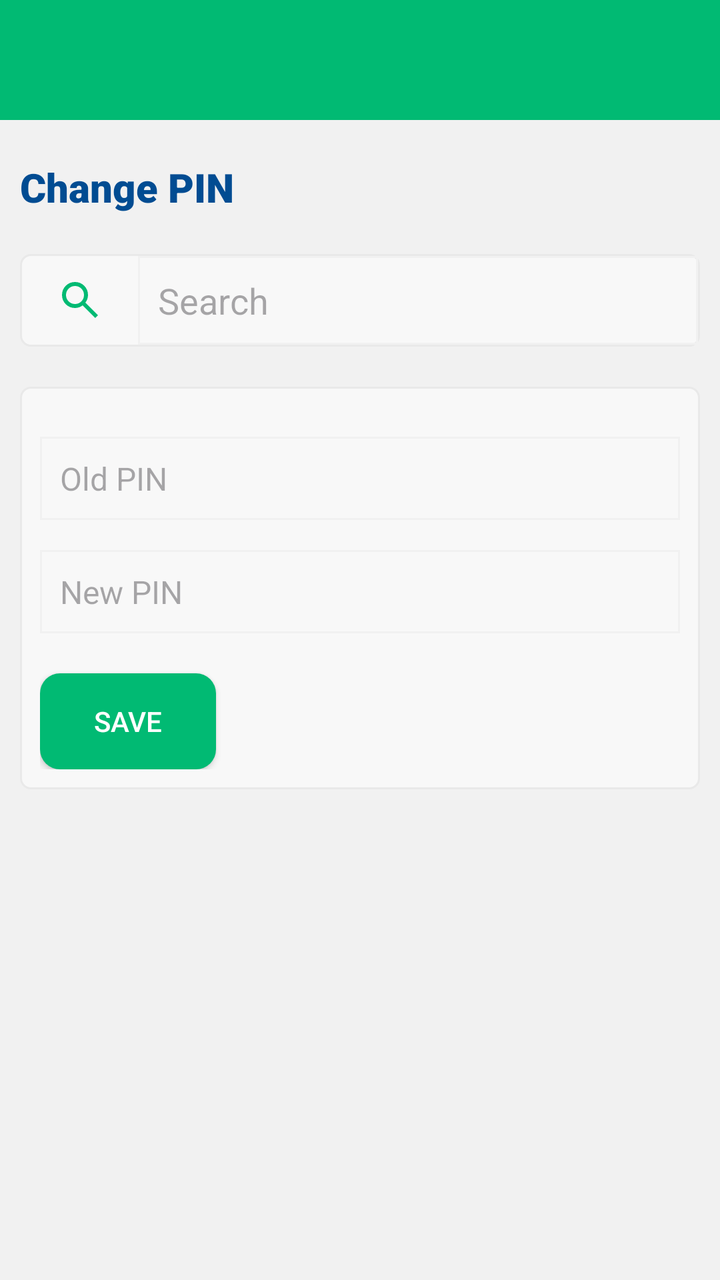
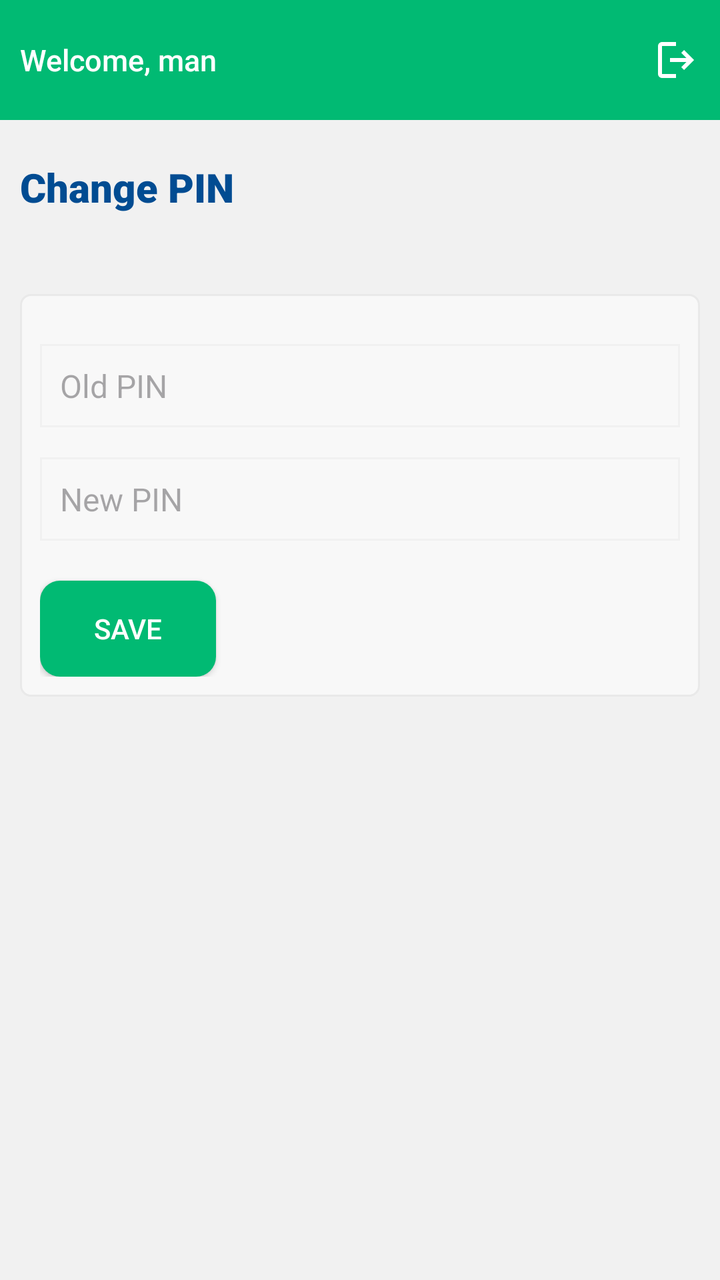

Compare the two renders of this Android layout. The source of the first and the diff that turns it into the second are given below.
<!-- AndroidManifest.xml: application theme Theme.InspectorAppUpdate -->
<!-- res/layout/fragment_change_pin.xml -->
<?xml version="1.0" encoding="utf-8"?>
<RelativeLayout xmlns:android="http://schemas.android.com/apk/res/android"
    xmlns:tools="http://schemas.android.com/tools"
    android:layout_width="match_parent"
    android:layout_height="match_parent"
    tools:context=".ui.fragment.student.ChangePinFragment"
    android:background="@color/main_background_color">

    
    <RelativeLayout
        android:id="@+id/rl_header_title"
        android:layout_width="match_parent"
        android:layout_height="60dp"
        android:background="@color/main_green_color"
        android:layout_alignParentTop="true"
        android:padding="@dimen/ten">

        <LinearLayout
            android:id="@+id/ll_from_transaction"
            android:layout_width="wrap_content"
            android:layout_height="wrap_content"
            android:orientation="horizontal"
            android:layout_centerVertical="true"
            android:gravity="center_vertical">

            <TextView
                android:id="@+id/tv_change_pin_header"
                android:layout_width="wrap_content"
                android:layout_height="wrap_content"
                android:textColor="@color/white"
                android:fontFamily="sans-serif-medium"
                android:textSize="@dimen/fifteen"
                android:gravity="center_vertical"/>
        </LinearLayout>
    </RelativeLayout>
    <RelativeLayout
        android:layout_width="match_parent"
        android:layout_height="wrap_content"
        android:layout_below="@id/rl_header_title"
        android:padding="10dp"
        android:layout_marginTop="10dp">

        <TextView
            android:id="@+id/tv_main_title"
            android:layout_width="wrap_content"
            android:layout_height="wrap_content"
            android:text="Change PIN"
            android:fontFamily="sans-serif-black"
            android:textSize="20sp"
            android:textColor="#014C92"
            android:layout_marginBottom="20sp"/>

        <RelativeLayout
            android:id="@+id/rl_search_student"
            android:layout_width="match_parent"
            android:layout_height="wrap_content"
            android:layout_below="@id/tv_main_title">

            <LinearLayout
                android:layout_width="match_parent"
                android:layout_height="wrap_content"
                android:orientation="horizontal"
                android:background="@drawable/custom_card"
                android:weightSum="7"
                android:padding="1sp">

                <ImageView
                    android:id="@+id/imv_search"
                    android:layout_width="wrap_content"
                    android:layout_height="wrap_content"
                    android:src="@drawable/outline_search_24"
                    android:layout_gravity="center_vertical"
                    android:layout_weight="1"/>

                <EditText
                    android:id="@+id/et_search_student"
                    android:layout_width="wrap_content"
                    android:layout_height="wrap_content"
                    android:hint="@string/search"
                    android:layout_weight="6"
                    android:background="@drawable/search_edittext_style"/>

            </LinearLayout>


        </RelativeLayout>

        <RelativeLayout
            android:id="@+id/rl_student_details"
            android:layout_width="match_parent"
            android:layout_height="wrap_content"
            android:layout_marginTop="4sp"
            android:layout_below="@id/rl_search_student"
            android:padding="10dp"
            android:background="@color/main_background_color"
            android:visibility="gone">

            <TextView
                android:id="@+id/tv_student_name"
                android:layout_width="wrap_content"
                android:layout_height="wrap_content"
                android:layout_alignParentTop="true"
                android:textSize="30sp"
                android:fontFamily="sans-serif-black"/>

            <TextView
                android:id="@+id/tv_student_reg_number"
                android:layout_width="wrap_content"
                android:layout_height="wrap_content"
                android:layout_below="@id/tv_student_name"
                android:layout_marginTop="5sp" />

        </RelativeLayout>


        <RelativeLayout
            android:layout_width="match_parent"
            android:layout_height="wrap_content"
            android:padding="10sp"
            android:layout_below="@+id/rl_student_details"
            android:background="@drawable/custom_card"
            android:layout_marginTop="20sp">

            <EditText
                android:id="@+id/tv_old_pin"
                android:layout_width="match_parent"
                android:layout_height="wrap_content"
                android:hint="@string/old_pin"
                android:layout_alignParentTop="true"
                android:textColor="#717171"
                android:textSize="16sp"
                android:layout_marginTop="15sp"
                android:background="@drawable/search_edittext_style"/>

            <EditText
                android:id="@+id/tv_new_pin"
                android:layout_width="match_parent"
                android:layout_height="wrap_content"
                android:hint="@string/new_pin"
                android:layout_below="@+id/tv_old_pin"
                android:textColor="#717171"
                android:textSize="16sp"
                android:layout_marginTop="15sp"
                android:background="@drawable/search_edittext_style"/>

            <androidx.appcompat.widget.AppCompatButton
                android:layout_width="wrap_content"
                android:layout_height="wrap_content"
                android:text="@string/save"
                android:layout_below="@id/tv_new_pin"
                android:textColor="@color/white"
                android:layout_marginTop="20sp"
                android:background="@drawable/search_transaction_button_background"/>

        </RelativeLayout>

    </RelativeLayout>

</RelativeLayout>
<!-- resources referenced by this layout -->
<resources>
  <color name="main_background_color">#f1f1f1</color>
  <color name="main_green_color">#01ba73</color>
  <color name="white">#FFFFFFFF</color>
  <dimen name="fifteen">15sp</dimen>
  <dimen name="ten">10dp</dimen>
  <!-- drawable custom_card (drawable) -->
  <?xml version="1.0" encoding="utf-8"?>
  <shape xmlns:android="http://schemas.android.com/apk/res/android">
      <stroke
          android:color="#E9E9E9"
          android:width="1sp"/>
      <solid
          android:color="#F8F8F8"/>
      <corners
          android:radius="5sp"/>
  </shape>
  <!-- drawable outline_search_24 (drawable) -->
  <vector xmlns:android="http://schemas.android.com/apk/res/android" android:height="24dp" android:tint="#01BA73" android:viewportHeight="960" android:viewportWidth="960" android:width="24dp">
        
      <path android:fillColor="@android:color/white" android:pathData="M784,840L532,588Q502,612 463,626Q424,640 380,640Q271,640 195.5,564.5Q120,489 120,380Q120,271 195.5,195.5Q271,120 380,120Q489,120 564.5,195.5Q640,271 640,380Q640,424 626,463Q612,502 588,532L840,784L784,840ZM380,560Q455,560 507.5,507.5Q560,455 560,380Q560,305 507.5,252.5Q455,200 380,200Q305,200 252.5,252.5Q200,305 200,380Q200,455 252.5,507.5Q305,560 380,560Z"/>
      
  </vector>
  <!-- drawable search_edittext_style (drawable) -->
  <?xml version="1.0" encoding="utf-8"?>
  <shape xmlns:android="http://schemas.android.com/apk/res/android">
      <stroke
          android:color="@color/main_background_color"
          android:width="1sp" />
      <padding
          android:bottom="10sp"
          android:left="10sp"
          android:right="10sp"
          android:top="10sp"/>
  </shape>
  <!-- drawable search_transaction_button_background (drawable) -->
  <?xml version="1.0" encoding="utf-8"?>
  <shape xmlns:android="http://schemas.android.com/apk/res/android">
      <corners
          android:radius="@dimen/ten"/>
      <solid
          android:color="@color/main_green_color"/>
  </shape>
  <string name="new_pin">New PIN</string>
  <string name="old_pin">Old PIN</string>
  <string name="save">Save</string>
  <string name="search">Search</string>
  <style name="Theme.InspectorAppUpdate" parent="android:Theme.Material.Light.NoActionBar" />
</resources>

<!-- the commit's change to res/layout/fragment_change_pin.xml (unified diff, before → after) -->
@@ -3,7 +3,7 @@
     xmlns:tools="http://schemas.android.com/tools"
     android:layout_width="match_parent"
     android:layout_height="match_parent"
-    tools:context=".ui.fragment.student.ChangePinFragment"
+    tools:context=".ui.fragment.pin.ChangePinFragment"
     android:background="@color/main_background_color">
 
     
@@ -21,17 +21,27 @@
             android:layout_height="wrap_content"
             android:orientation="horizontal"
             android:layout_centerVertical="true"
-            android:gravity="center_vertical">
+            android:gravity="center_vertical"
+            android:layout_alignParentStart="true">
 
             <TextView
-                android:id="@+id/tv_change_pin_header"
+                android:id="@+id/tv_search_student_header"
                 android:layout_width="wrap_content"
                 android:layout_height="wrap_content"
                 android:textColor="@color/white"
                 android:fontFamily="sans-serif-medium"
                 android:textSize="@dimen/fifteen"
+                android:text="Welcome, man"
                 android:gravity="center_vertical"/>
         </LinearLayout>
+
+        <ImageView
+            android:id="@+id/img_logout"
+            android:layout_width="wrap_content"
+            android:layout_height="wrap_content"
+            android:src="@drawable/outline_logout_24"
+            android:layout_alignParentEnd="true"
+            android:layout_centerVertical="true"/>
     </RelativeLayout>
     <RelativeLayout
         android:layout_width="match_parent"
@@ -50,47 +60,13 @@
             android:textColor="#014C92"
             android:layout_marginBottom="20sp"/>
 
-        <RelativeLayout
-            android:id="@+id/rl_search_student"
-            android:layout_width="match_parent"
-            android:layout_height="wrap_content"
-            android:layout_below="@id/tv_main_title">
-
-            <LinearLayout
-                android:layout_width="match_parent"
-                android:layout_height="wrap_content"
-                android:orientation="horizontal"
-                android:background="@drawable/custom_card"
-                android:weightSum="7"
-                android:padding="1sp">
-
-                <ImageView
-                    android:id="@+id/imv_search"
-                    android:layout_width="wrap_content"
-                    android:layout_height="wrap_content"
-                    android:src="@drawable/outline_search_24"
-                    android:layout_gravity="center_vertical"
-                    android:layout_weight="1"/>
-
-                <EditText
-                    android:id="@+id/et_search_student"
-                    android:layout_width="wrap_content"
-                    android:layout_height="wrap_content"
-                    android:hint="@string/search"
-                    android:layout_weight="6"
-                    android:background="@drawable/search_edittext_style"/>
-
-            </LinearLayout>
-
-
-        </RelativeLayout>
 
         <RelativeLayout
             android:id="@+id/rl_student_details"
             android:layout_width="match_parent"
             android:layout_height="wrap_content"
             android:layout_marginTop="4sp"
-            android:layout_below="@id/rl_search_student"
+            android:layout_below="@id/tv_main_title"
             android:padding="10dp"
             android:background="@color/main_background_color"
             android:visibility="gone">
@@ -122,7 +98,7 @@
             android:layout_marginTop="20sp">
 
             <EditText
-                android:id="@+id/tv_old_pin"
+                android:id="@+id/et_old_pin"
                 android:layout_width="match_parent"
                 android:layout_height="wrap_content"
                 android:hint="@string/old_pin"
@@ -133,21 +109,22 @@
                 android:background="@drawable/search_edittext_style"/>
 
             <EditText
-                android:id="@+id/tv_new_pin"
+                android:id="@+id/et_new_pin"
                 android:layout_width="match_parent"
                 android:layout_height="wrap_content"
                 android:hint="@string/new_pin"
-                android:layout_below="@+id/tv_old_pin"
+                android:layout_below="@+id/et_old_pin"
                 android:textColor="#717171"
                 android:textSize="16sp"
                 android:layout_marginTop="15sp"
                 android:background="@drawable/search_edittext_style"/>
 
             <androidx.appcompat.widget.AppCompatButton
+                android:id="@+id/btn_save"
                 android:layout_width="wrap_content"
                 android:layout_height="wrap_content"
                 android:text="@string/save"
-                android:layout_below="@id/tv_new_pin"
+                android:layout_below="@id/et_new_pin"
                 android:textColor="@color/white"
                 android:layout_marginTop="20sp"
                 android:background="@drawable/search_transaction_button_background"/>
<!-- resource entries referenced after the edit -->
@@ -16,10 +16,10 @@
       <corners
           android:radius="5sp"/>
   </shape>
-  <!-- drawable outline_search_24 (drawable) -->
-  <vector xmlns:android="http://schemas.android.com/apk/res/android" android:height="24dp" android:tint="#01BA73" android:viewportHeight="960" android:viewportWidth="960" android:width="24dp">
+  <!-- drawable outline_logout_24 (drawable) -->
+  <vector xmlns:android="http://schemas.android.com/apk/res/android" android:autoMirrored="true" android:height="24dp" android:tint="#FFFFFF" android:viewportHeight="960" android:viewportWidth="960" android:width="24dp">
         
-      <path android:fillColor="@android:color/white" android:pathData="M784,840L532,588Q502,612 463,626Q424,640 380,640Q271,640 195.5,564.5Q120,489 120,380Q120,271 195.5,195.5Q271,120 380,120Q489,120 564.5,195.5Q640,271 640,380Q640,424 626,463Q612,502 588,532L840,784L784,840ZM380,560Q455,560 507.5,507.5Q560,455 560,380Q560,305 507.5,252.5Q455,200 380,200Q305,200 252.5,252.5Q200,305 200,380Q200,455 252.5,507.5Q305,560 380,560Z"/>
+      <path android:fillColor="@android:color/white" android:pathData="M200,840Q167,840 143.5,816.5Q120,793 120,760L120,200Q120,167 143.5,143.5Q167,120 200,120L480,120L480,200L200,200Q200,200 200,200Q200,200 200,200L200,760Q200,760 200,760Q200,760 200,760L480,760L480,840L200,840ZM640,680L585,622L687,520L360,520L360,440L687,440L585,338L640,280L840,480L640,680Z"/>
       
   </vector>
   <!-- drawable search_edittext_style (drawable) -->
@@ -45,7 +45,6 @@
   <string name="new_pin">New PIN</string>
   <string name="old_pin">Old PIN</string>
   <string name="save">Save</string>
-  <string name="search">Search</string>
   <style name="Theme.InspectorAppUpdate" parent="android:Theme.Material.Light.NoActionBar" />
 </resources>
 
